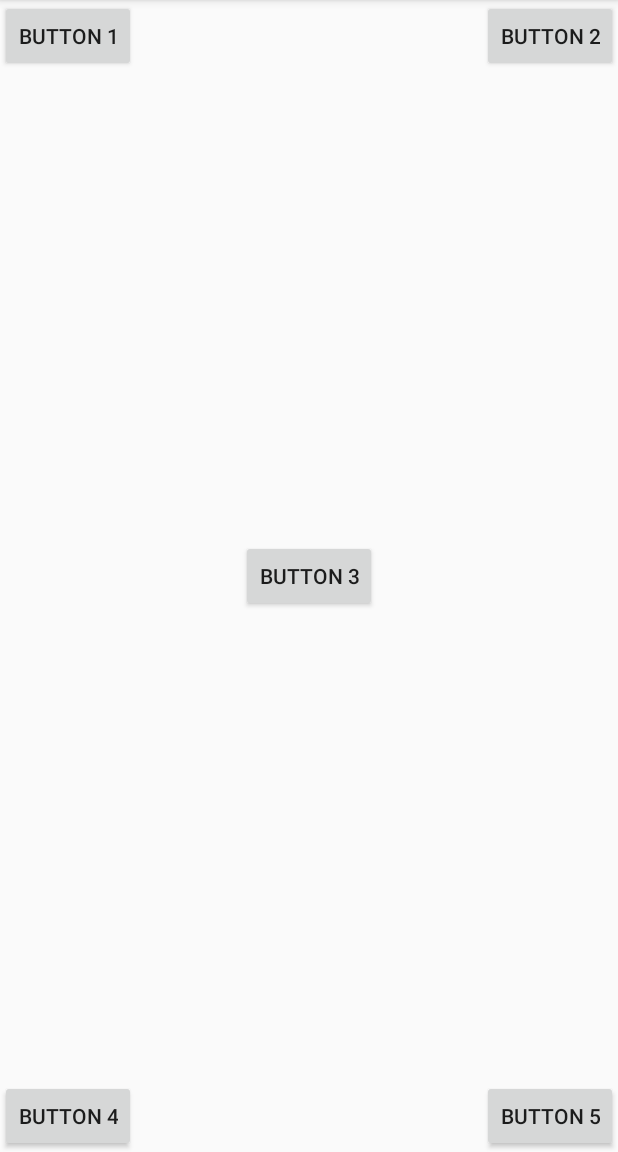
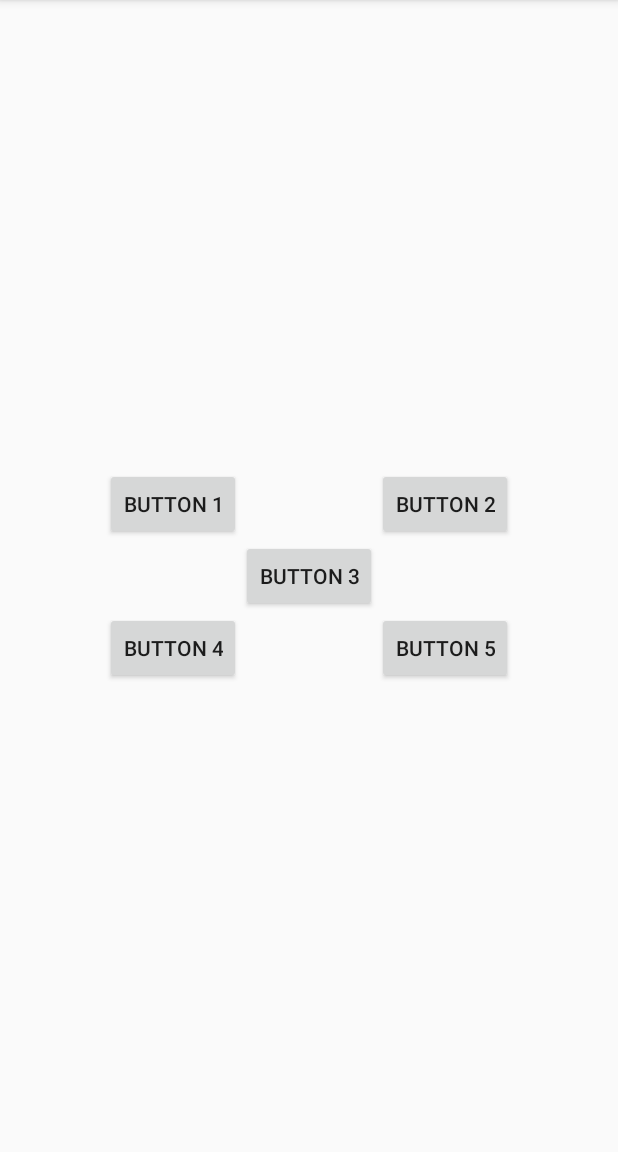
Before and after one commit to xiaogangwei/2018118104_Android, an Android app: the screen it shows after launch (MainActivity), on a phone screen of 412 x 824 dp, the part 84-1236 px from its top. Run offline under Robolectric (Android 15) with nearby library versions, the phone set to English and light mode, and no system bars.

Commit message:
相对控居.相对于控件布局

```diff
--- a/MyApplication03/app/src/main/res/layout/activity_main.xml
+++ b/MyApplication03/app/src/main/res/layout/activity_main.xml
@@ -2,22 +2,6 @@
 <RelativeLayout xmlns:android="http://schemas.android.com/apk/res/android"
     android:layout_width="match_parent"
     android:layout_height="match_parent">
-
-    <Button
-        android:id="@+id/button1"
-        android:layout_width="wrap_content"
-        android:layout_height="wrap_content"
-        android:layout_alignParentLeft="true"
-        android:layout_alignParentTop="true"
-        android:text="Button 1" />
-
-    <Button
-        android:id="@+id/button2"
-        android:layout_width="wrap_content"
-        android:layout_height="wrap_content"
-        android:layout_alignParentRight="true"
-        android:layout_alignParentTop="true"
-        android:text="Button 2" />
 
     <Button
         android:id="@+id/button3"
@@ -27,19 +11,36 @@
         android:text="Button 3" />
 
     <Button
+        android:id="@+id/button1"
+        android:layout_width="wrap_content"
+        android:layout_height="wrap_content"
+        android:layout_above="@id/button3"
+        android:layout_toLeftOf="@+id/button3"
+        android:text="Button 1" />
+
+    <Button
+        android:id="@+id/button2"
+        android:layout_width="wrap_content"
+        android:layout_height="wrap_content"
+        android:layout_above="@id/button3"
+        android:layout_toRightOf="@id/button3"
+        android:text="Button 2" />
+
+
+    <Button
         android:id="@+id/button4"
         android:layout_width="wrap_content"
         android:layout_height="wrap_content"
-        android:layout_alignParentLeft="true"
-        android:layout_alignParentBottom="true"
+        android:layout_below ="@id/button3"
+        android:layout_toLeftOf="@id/button3"
         android:text="Button 4" />
 
     <Button
         android:id="@+id/button5"
         android:layout_width="wrap_content"
         android:layout_height="wrap_content"
-        android:layout_alignParentRight="true"
-        android:layout_alignParentBottom="true"
+        android:layout_below="@id/button3"
+        android:layout_toRightOf="@id/button3"
         android:text="Button 5" />
 
 </RelativeLayout>
```
Also changed, not shown: 1 other file.
